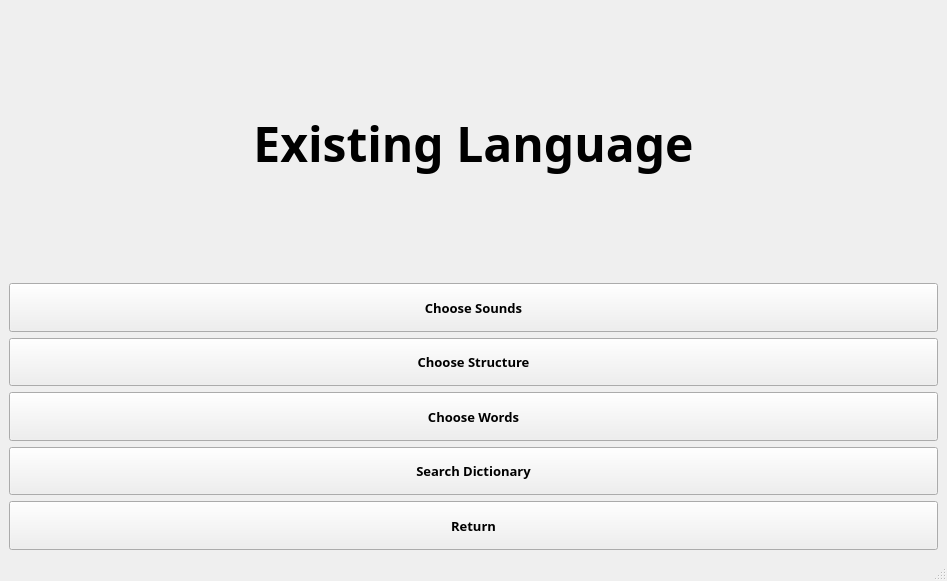
Before: the Qt Designer form Dictionary/existinglanguage.ui in Onikouzou/Project-2, drawn with Qt 5.
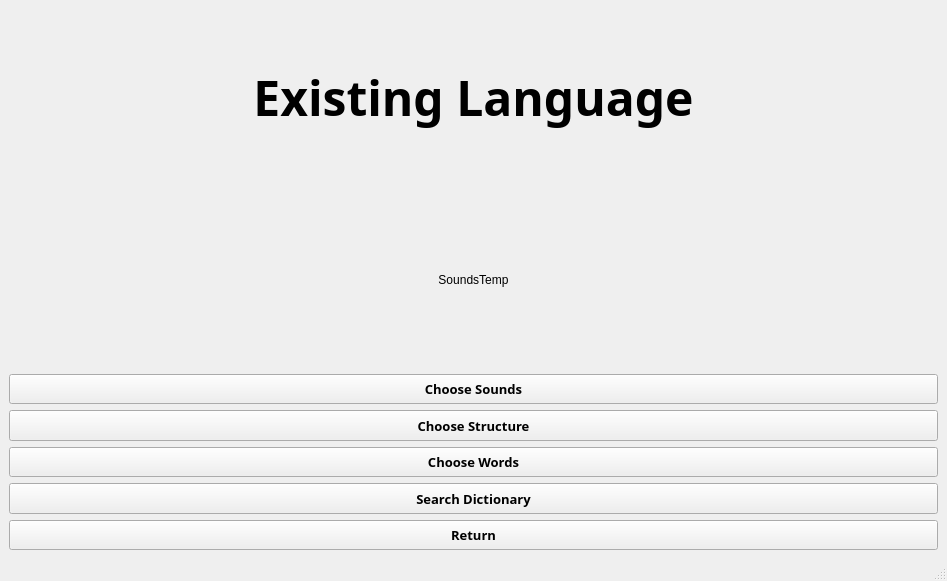
After: the same form once the commit is applied.

```diff
--- a/Dictionary/existinglanguage.ui
+++ b/Dictionary/existinglanguage.ui
@@ -42,6 +42,19 @@
       </property>
      </widget>
     </item>
+    <item>
+     <widget class="QLabel" name="lblSounds">
+      <property name="layoutDirection">
+       <enum>Qt::LeftToRight</enum>
+      </property>
+      <property name="text">
+       <string>SoundsTemp</string>
+      </property>
+      <property name="alignment">
+       <set>Qt::AlignCenter</set>
+      </property>
+     </widget>
+    </item>
     <item>
      <layout class="QVBoxLayout" name="verticalLayout">
       <item>
```
